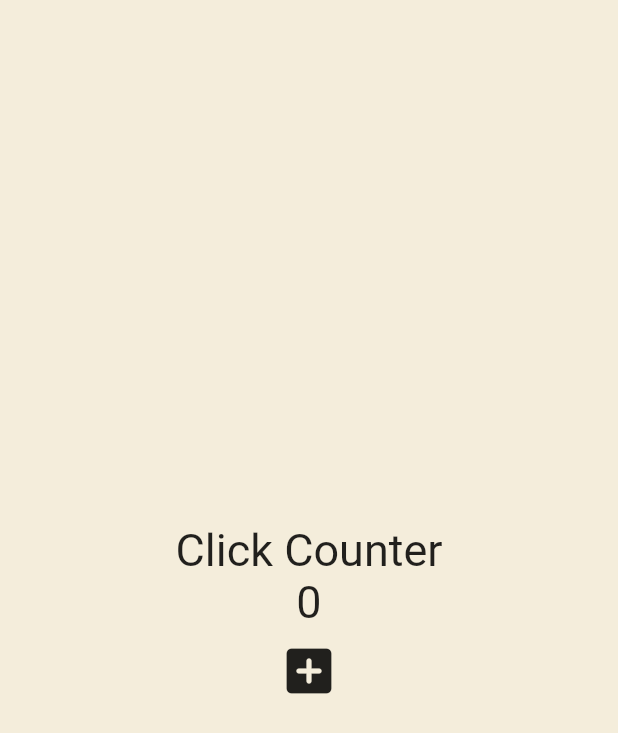
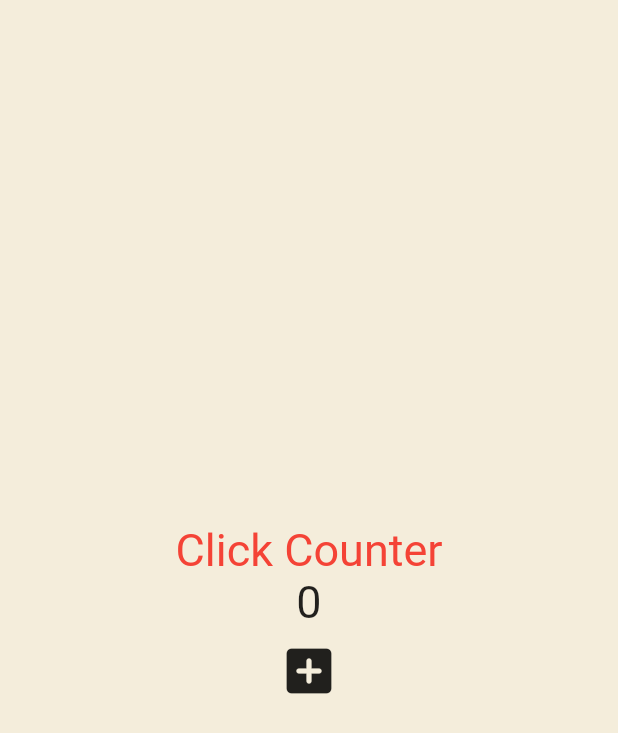
Before and after one commit to StudioZERONE/study_flutter_01_toonflix, a Flutter app: the screen it shows after launch, on a phone screen of 412 x 824 dp. Shown: the top 733 px of the screen. Run offline on Flutter 3.47's test engine with Material 2 defaults, Android fonts, the phone set to English and light mode, and no system bars.

Commit message:
UI. BuildContext 사용

```diff
--- a/lib/main.dart
+++ b/lib/main.dart
@@ -25,16 +25,20 @@
   @override
   Widget build(BuildContext context) {
     return MaterialApp(
+        theme: ThemeData(
+          textTheme: const TextTheme(
+            titleLarge: TextStyle(
+              color: Colors.red,
+            ),
+          ),
+        ),
         home: Scaffold(
           backgroundColor: const Color(0xFFF4EDDB),
           body: Center(
             child: Column(
               mainAxisAlignment: MainAxisAlignment.center,
               children: [
-            const Text(
-              'Click Counter',
-              style: TextStyle(fontSize: 30),
-            ),
+                const MyLargeTitle(),
                 for (var n in numbers) Text('$n'),
                 Text(
                   '$counter',
@@ -190,3 +194,20 @@
     );
   }
 }
+
+class MyLargeTitle extends StatelessWidget {
+  const MyLargeTitle({
+    Key? key,
+  }) : super(key: key);
+
+  @override
+  Widget build(BuildContext context) {
+    return Text(
+      'Click Counter',
+      style: TextStyle(
+        fontSize: 30,
+        color: Theme.of(context).textTheme.titleLarge?.color,
+      ),
+    );
+  }
+}
```
Lines whose indentation alone changed are shown as unchanged.
